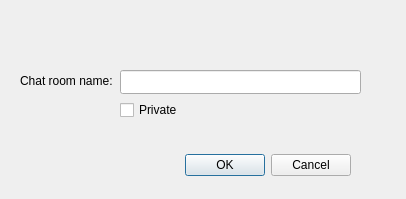
Above: Chat/UIChat/CreateChatRoom.ui from VitaliyKolbasiuk/Chat before the change. Below: the same form after it.
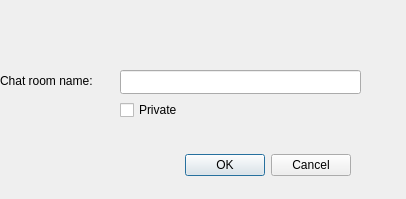
That is the form after the change.

The edit to the form file:
```diff
--- a/Chat/UIChat/CreateChatRoom.ui
+++ b/Chat/UIChat/CreateChatRoom.ui
@@ -32,9 +32,9 @@
   <widget class="QLabel" name="m_label">
    <property name="geometry">
     <rect>
-     <x>20</x>
+     <x>0</x>
      <y>70</y>
-     <width>101</width>
+     <width>131</width>
      <height>21</height>
     </rect>
    </property>
```
